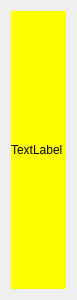
First picture: the form in actionform.ui, repository Xonical/tesstranslator, before the edit.
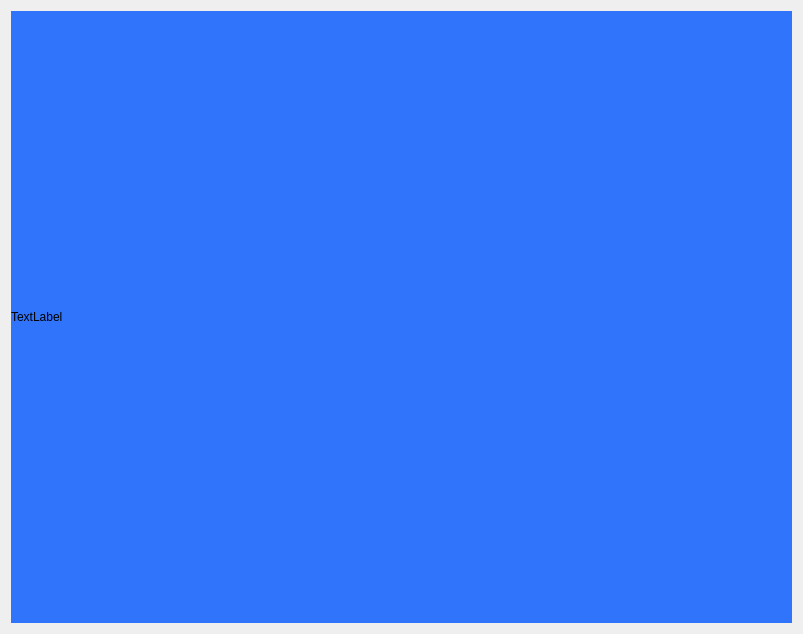
Second picture: the form after the edit.

Patch:
```diff
--- a/actionform.ui
+++ b/actionform.ui
@@ -6,18 +6,21 @@
    <rect>
     <x>0</x>
     <y>0</y>
-    <width>77</width>
-    <height>300</height>
+    <width>803</width>
+    <height>634</height>
    </rect>
   </property>
   <property name="windowTitle">
    <string>Form</string>
   </property>
+  <property name="autoFillBackground">
+   <bool>false</bool>
+  </property>
   <layout class="QHBoxLayout" name="horizontalLayout">
    <item>
     <widget class="QLabel" name="label">
      <property name="styleSheet">
-      <string notr="true">background-color: rgb(255, 255, 0);</string>
+      <string notr="true">background-color: rgba(0, 85, 255,0.8);</string>
      </property>
      <property name="text">
       <string>TextLabel</string>
```
